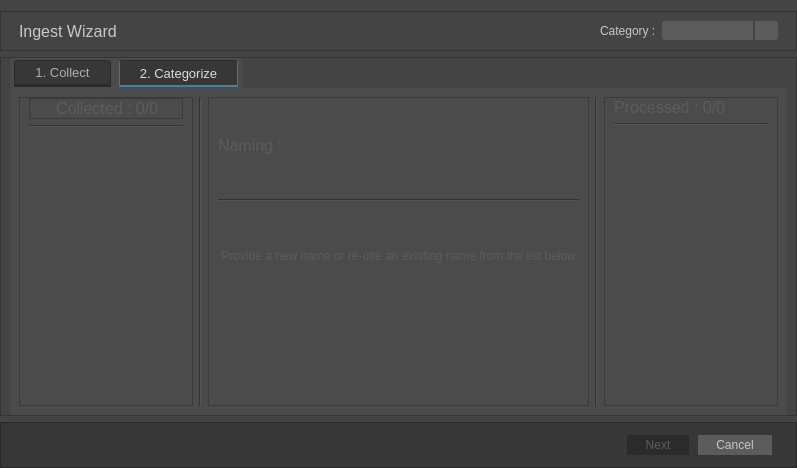
First picture: the form in library/ui/ingestion.ui, repository swillisart/Relic, before the edit.
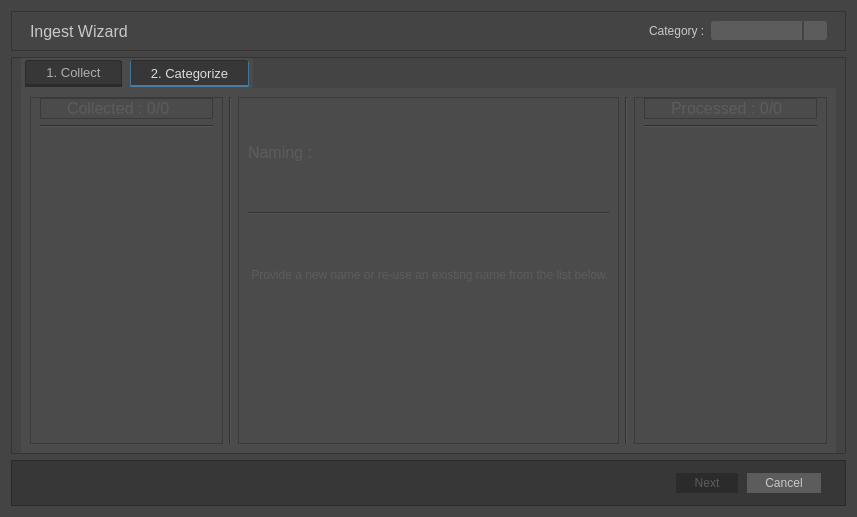
Second picture: the form after the edit. The open tabs and pages were chosen to show the change. Icons and pictures are not drawn. Custom widgets are drawn as their Qt base class.

Commit message: drag and drop user confirmations and visual updates to ingestion progress. (no longer allows the user to close ingestion dialog before the copier thread finishes it's queue)

```diff
--- a/library/ui/ingestion.ui
+++ b/library/ui/ingestion.ui
@@ -6,8 +6,8 @@
    <rect>
     <x>0</x>
     <y>0</y>
-    <width>797</width>
-    <height>468</height>
+    <width>857</width>
+    <height>517</height>
    </rect>
   </property>
   <property name="windowTitle">
@@ -536,15 +536,6 @@
 </string>
   </property>
   <layout class="QVBoxLayout" name="verticalLayout_3">
-   <property name="leftMargin">
-    <number>0</number>
-   </property>
-   <property name="rightMargin">
-    <number>0</number>
-   </property>
-   <property name="bottomMargin">
-    <number>0</number>
-   </property>
    <item>
     <widget class="QFrame" name="frame_4">
      <property name="frameShape">
@@ -1099,16 +1090,73 @@
               <number>0</number>
              </property>
              <item>
-              <widget class="QLabel" name="newAssetsLabel">
-               <property name="font">
-                <font>
-                 <pointsize>12</pointsize>
-                 <bold>false</bold>
-                </font>
+              <widget class="QFrame" name="frame_7">
+               <property name="frameShape">
+                <enum>QFrame::StyledPanel</enum>
                </property>
-               <property name="text">
-                <string>Processed : 0/0</string>
+               <property name="frameShadow">
+                <enum>QFrame::Raised</enum>
                </property>
+               <layout class="QHBoxLayout" name="horizontalLayout_8">
+                <property name="leftMargin">
+                 <number>0</number>
+                </property>
+                <property name="topMargin">
+                 <number>0</number>
+                </property>
+                <property name="rightMargin">
+                 <number>0</number>
+                </property>
+                <property name="bottomMargin">
+                 <number>0</number>
+                </property>
+                <item>
+                 <widget class="QLabel" name="processLoadingLabel">
+                  <property name="text">
+                   <string/>
+                  </property>
+                  <property name="pixmap">
+                   <pixmap resource="../../resources.qrc">:/resources/general/load_wheel_24.webp</pixmap>
+                  </property>
+                 </widget>
+                </item>
+                <item>
+                 <widget class="QLabel" name="processCompleteLabel">
+                  <property name="text">
+                   <string/>
+                  </property>
+                  <property name="pixmap">
+                   <pixmap resource="../../resources.qrc">:/resources/general/check_green.png</pixmap>
+                  </property>
+                 </widget>
+                </item>
+                <item>
+                 <widget class="QLabel" name="newAssetsLabel">
+                  <property name="font">
+                   <font>
+                    <pointsize>12</pointsize>
+                    <bold>false</bold>
+                   </font>
+                  </property>
+                  <property name="text">
+                   <string>Processed : 0/0</string>
+                  </property>
+                 </widget>
+                </item>
+                <item>
+                 <spacer name="horizontalSpacer_5">
+                  <property name="orientation">
+                   <enum>Qt::Horizontal</enum>
+                  </property>
+                  <property name="sizeHint" stdset="0">
+                   <size>
+                    <width>10</width>
+                    <height>10</height>
+                   </size>
+                  </property>
+                 </spacer>
+                </item>
+               </layout>
               </widget>
              </item>
              <item>
```
Left out of the diff: 1 changed line with no effect on the pictures. The commit also changes 8 other files.
